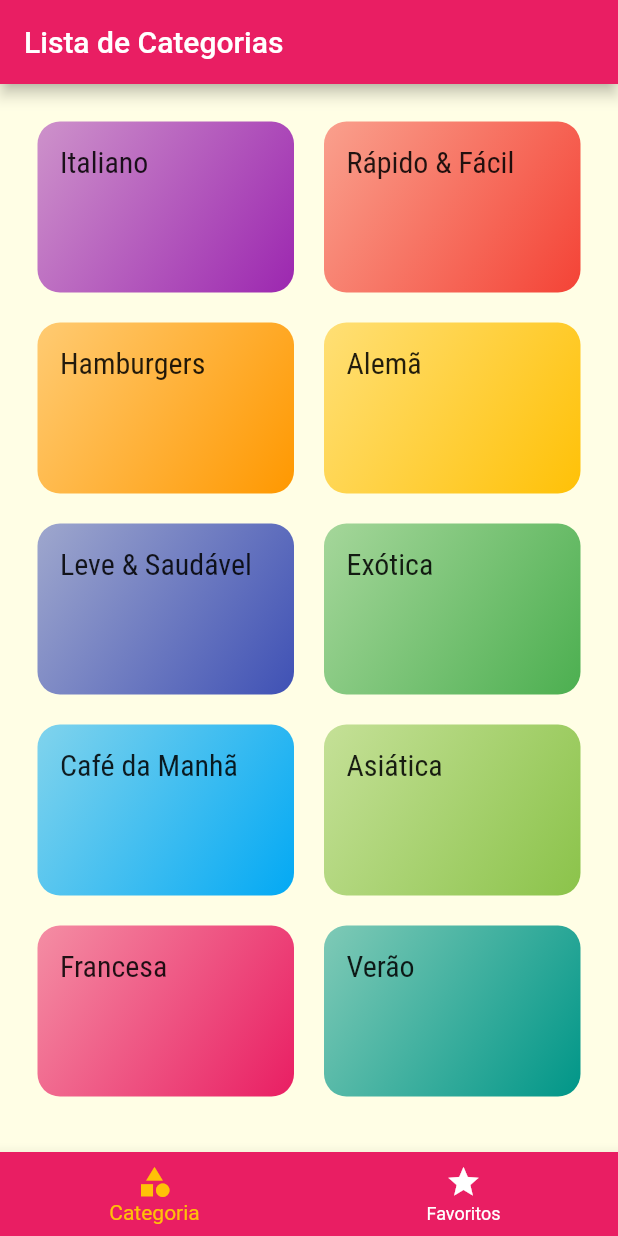
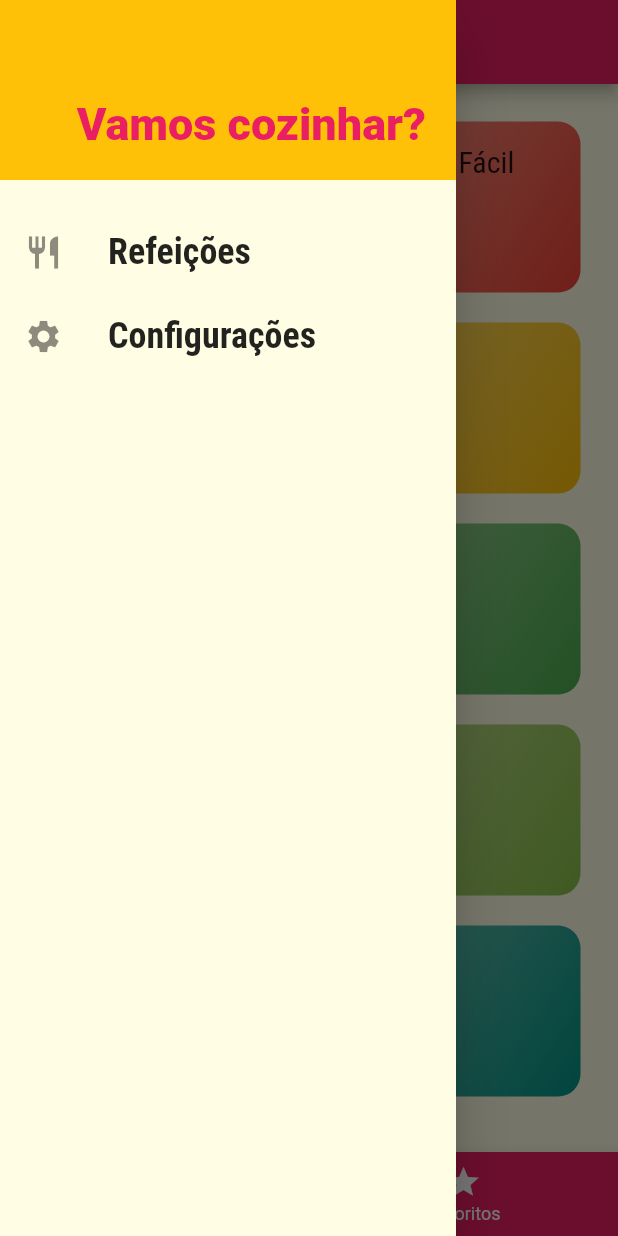
Before and after one commit to LuizFernandesOliveira/flutter_app_meals, a Flutter app: the screen it shows after launch, with the side drawer open (before the commit the screen has no drawer), on a phone screen of 412 x 824 dp. Run offline on Flutter 3.47's test engine with Material 2 defaults, Android fonts, the light colour scheme and no system bars.

Commit message:
feat: add drawer personalized

```diff
--- /dev/null
+++ b/lib/components/main_drawer.dart
@@ -0,0 +1,49 @@
+import 'package:flutter/material.dart';
+
+class MainDrawer extends StatelessWidget {
+  Widget _createItem(IconData icon, String label) {
+    return ListTile(
+      leading: Icon(
+        icon,
+        size: 26,
+      ),
+      title: Text(
+        label,
+        style: TextStyle(
+          fontFamily: 'RobotoCondensed',
+          fontSize: 24,
+          fontWeight: FontWeight.bold,
+        ),
+      ),
+      onTap: () {},
+    );
+  }
+
+  @override
+  Widget build(BuildContext context) {
+    return Drawer(
+      child: Column(
+        children: [
+          Container(
+            height: 120,
+            width: double.infinity,
+            padding: EdgeInsets.all(20),
+            color: Theme.of(context).colorScheme.secondary,
+            alignment: Alignment.bottomRight,
+            child: Text(
+              'Vamos cozinhar?',
+              style: TextStyle(
+                fontWeight: FontWeight.w900,
+                fontSize: 30,
+                color: Theme.of(context).colorScheme.primary,
+              ),
+            ),
+          ),
+          const SizedBox(height: 20),
+          _createItem(Icons.restaurant, 'Refeições'),
+          _createItem(Icons.settings, 'Configurações'),
+        ],
+      ),
+    );
+  }
+}
--- a/lib/screens/tabs_screen.dart
+++ b/lib/screens/tabs_screen.dart
@@ -2,6 +2,7 @@
 
 import 'category_list_screen.dart';
 import 'favority_screen.dart';
+import '../components/main_drawer.dart';
 
 class TabsScreen extends StatefulWidget {
   @override
@@ -27,6 +28,7 @@
       appBar: AppBar(
         title: Text(_screens[_selectedScreenIndex]['title'] as String),
       ),
+      drawer: MainDrawer(),
       body: _screens[_selectedScreenIndex]['screen'] as Widget,
       bottomNavigationBar: BottomNavigationBar(
         onTap: _selectScreen,
```
